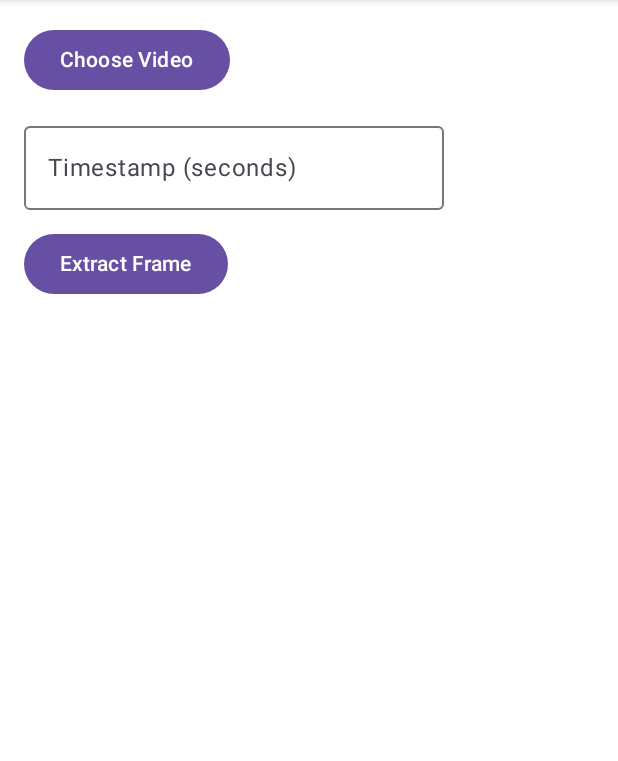
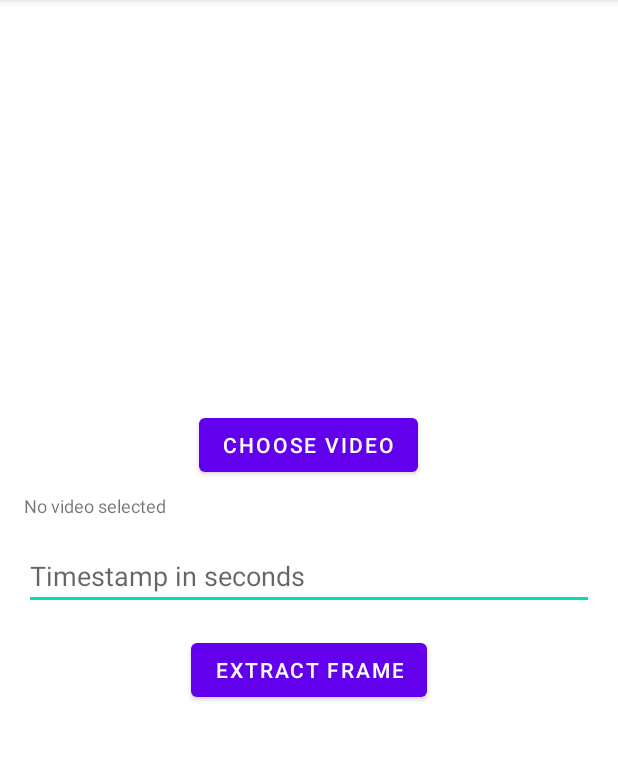
Before and after one commit to Hey-Deepak/ImageLoad, an Android app: the screen it shows after launch (MainActivity), on a phone screen of 412 x 824 dp, the part 84-845 px from its top. Run offline under Robolectric (Android 15) with nearby library versions, the phone set to English and light mode, and no system bars.

Commit message:
Compose code removed and xml added

```diff
--- a/app/src/main/java/com/streamliners/imageload/ExtractFrameScreen.kt
+++ /dev/null
@@ -1,99 +0,0 @@
-package com.streamliners.imageload
-
-import android.content.Context
-import android.graphics.Bitmap
-import android.net.Uri
-import android.provider.MediaStore
-import androidx.activity.compose.rememberLauncherForActivityResult
-import androidx.activity.result.contract.ActivityResultContracts
-import androidx.compose.foundation.Image
-import androidx.compose.foundation.layout.Arrangement
-import androidx.compose.foundation.layout.Column
-import androidx.compose.foundation.layout.aspectRatio
-import androidx.compose.foundation.layout.fillMaxSize
-import androidx.compose.foundation.layout.fillMaxWidth
-import androidx.compose.foundation.layout.padding
-import androidx.compose.foundation.text.KeyboardOptions
-import androidx.compose.material3.Button
-import androidx.compose.material3.OutlinedTextField
-import androidx.compose.material3.Text
-import androidx.compose.runtime.Composable
-import androidx.compose.runtime.getValue
-import androidx.compose.runtime.mutableStateOf
-import androidx.compose.runtime.remember
-import androidx.compose.runtime.setValue
-import androidx.compose.ui.Modifier
-import androidx.compose.ui.graphics.asImageBitmap
-import androidx.compose.ui.platform.LocalContext
-import androidx.compose.ui.text.input.KeyboardType
-import androidx.compose.ui.unit.dp
-import androidx.compose.ui.unit.sp
-
-@Composable
-fun ExtractFrameScreen() {
-    var videoUri by remember { mutableStateOf<Uri?>(null) }
-    var videoPath by remember { mutableStateOf("") }
-    var timestampText by remember { mutableStateOf("") }
-    var frameBitmap by remember { mutableStateOf<Bitmap?>(null) }
-    val context = LocalContext.current
-    val launcher = rememberLauncherForActivityResult(ActivityResultContracts.GetContent()) {
-        videoUri = it
-        videoPath = it?.let { uri ->
-            getPathFromUri(context, uri)
-        }.orEmpty()
-    }
-
-    Column(
-        modifier = Modifier
-            .fillMaxSize()
-            .padding(16.dp),
-        verticalArrangement = Arrangement.spacedBy(12.dp)
-    ) {
-        Button(onClick = { launcher.launch("video/*") }) {
-            Text("Choose Video")
-        }
-
-        if (videoUri != null) {
-            Text("Selected: $videoPath", fontSize = 12.sp, maxLines = 2)
-        }
-
-        OutlinedTextField(
-            value = timestampText,
-            onValueChange = { timestampText = it },
-            label = { Text("Timestamp (seconds)") },
-            keyboardOptions = KeyboardOptions(keyboardType = KeyboardType.Number)
-        )
-
-        Button(onClick = {
-            val timestamp = timestampText.toDoubleOrNull()
-            if (videoPath.isNotBlank() && timestamp != null) {
-                frameBitmap = ImageProcessor().extractFrameAt(videoPath, timestamp)
-            }
-        }) {
-            Text("Extract Frame")
-        }
-
-        frameBitmap?.let { bitmap ->
-            Image(
-                bitmap = bitmap.asImageBitmap(),
-                contentDescription = null,
-                modifier = Modifier
-                    .fillMaxWidth()
-                    .aspectRatio(bitmap.width / bitmap.height.toFloat())
-            )
-        }
-    }
-}
-
-
-fun getPathFromUri(context: Context, uri: Uri): String? {
-    val projection = arrayOf(MediaStore.Video.Media.DATA)
-    val cursor = context.contentResolver.query(uri, projection, null, null, null)
-    cursor?.use {
-        val columnIndex = it.getColumnIndexOrThrow(MediaStore.Video.Media.DATA)
-        if (it.moveToFirst()) {
-            return it.getString(columnIndex)
-        }
-    }
-    return null
-}
--- a/app/src/main/java/com/streamliners/imageload/MainActivity.kt
+++ b/app/src/main/java/com/streamliners/imageload/MainActivity.kt
@@ -1,44 +1,90 @@
 package com.streamliners.imageload
 
-import android.app.Activity
-import android.content.Intent
-import androidx.appcompat.app.AppCompatActivity
+import android.graphics.Bitmap
+import android.media.MediaMetadataRetriever
+import android.net.Uri
 import android.os.Bundle
 import android.provider.MediaStore
+import android.widget.Button
+import android.widget.EditText
+import android.widget.ImageView
 import android.widget.TextView
-import androidx.activity.compose.setContent
-import com.streamliners.imageload.databinding.ActivityMainBinding
+import android.widget.Toast
+import androidx.activity.result.contract.ActivityResultContracts
+import androidx.appcompat.app.AppCompatActivity
 
 class MainActivity : AppCompatActivity() {
 
-    val pickImageIntent = Intent(Intent.ACTION_PICK, MediaStore.Images.Media.EXTERNAL_CONTENT_URI)
+    private lateinit var chooseBtn: Button
+    private lateinit var extractBtn: Button
+    private lateinit var timestampInput: EditText
+    private lateinit var imageView: ImageView
+    private lateinit var videoPathText: TextView
 
+    private var videoPath: String? = null
+    private var videoUri: Uri? = null
+
+    private val videoPicker =
+        registerForActivityResult(ActivityResultContracts.GetContent()) { uri: Uri? ->
+            uri?.let {
+                videoUri = it
+                videoPath = getPathFromUri(it)
+                videoPathText.text = "Selected: $videoPath"
+            }
+        }
 
     override fun onCreate(savedInstanceState: Bundle?) {
         super.onCreate(savedInstanceState)
+        setContentView(R.layout.activity_main) // Reuse the same XML layout
 
-        setContent {
-            ExtractFrameScreen()
+        chooseBtn = findViewById(R.id.btn_choose_video)
+        extractBtn = findViewById(R.id.btn_extract_frame)
+        timestampInput = findViewById(R.id.et_timestamp)
+        imageView = findViewById(R.id.iv_frame)
+        videoPathText = findViewById(R.id.tv_video_path)
+
+        chooseBtn.setOnClickListener {
+            videoPicker.launch("video/*")
         }
 
-        startActivityForResult(pickImageIntent, 111)
+        extractBtn.setOnClickListener {
+            val timestamp = timestampInput.text.toString().toDoubleOrNull()
+            if (videoPath.isNullOrEmpty() || timestamp == null) {
+                Toast.makeText(this, "Invalid input", Toast.LENGTH_SHORT).show()
+                return@setOnClickListener
+            }
 
-    }
-
-
-    override fun onActivityResult(requestCode: Int, resultCode: Int, data: Intent?) {
-        super.onActivityResult(requestCode, resultCode, data)
-        if (requestCode == 111 && resultCode == Activity.RESULT_OK) {
-            val selectedImageUri = data?.data
-            val inputStream = contentResolver.openInputStream(selectedImageUri!!)
-            val imageBytes = inputStream?.readBytes()
+            val frame = extractFrameAt(videoPath!!, timestamp)
+            if (frame != null) {
+                imageView.setImageBitmap(frame)
+            } else {
+                Toast.makeText(this, "Failed to extract frame", Toast.LENGTH_SHORT).show()
+            }
         }
     }
 
+    private fun getPathFromUri(uri: Uri): String? {
+        val projection = arrayOf(MediaStore.Video.Media.DATA)
+        contentResolver.query(uri, projection, null, null, null)?.use { cursor ->
+            val columnIndex = cursor.getColumnIndexOrThrow(MediaStore.Video.Media.DATA)
+            if (cursor.moveToFirst()) {
+                return cursor.getString(columnIndex)
+            }
+        }
+        return null
+    }
 
-    companion object {
-        init {
-            System.loadLibrary("imageload")
+    private fun extractFrameAt(videoPath: String, timestampSec: Double): Bitmap? {
+        return try {
+            val retriever = MediaMetadataRetriever()
+            retriever.setDataSource(videoPath)
+            val timeUs = (timestampSec * 1_000_000).toLong()
+            val frame = retriever.getFrameAtTime(timeUs, MediaMetadataRetriever.OPTION_CLOSEST)
+            retriever.release()
+            frame
+        } catch (e: Exception) {
+            e.printStackTrace()
+            null
         }
     }
 }
--- a/app/src/main/res/layout/activity_main.xml
+++ b/app/src/main/res/layout/activity_main.xml
@@ -1,19 +1,50 @@
 <?xml version="1.0" encoding="utf-8"?>
-<androidx.constraintlayout.widget.ConstraintLayout xmlns:android="http://schemas.android.com/apk/res/android"
-    xmlns:app="http://schemas.android.com/apk/res-auto"
-    xmlns:tools="http://schemas.android.com/tools"
+<ScrollView xmlns:android="http://schemas.android.com/apk/res/android"
     android:layout_width="match_parent"
     android:layout_height="match_parent"
-    tools:context=".MainActivity">
+    android:padding="16dp">
 
-    <TextView
-        android:id="@+id/sample_text"
-        android:layout_width="wrap_content"
+    <LinearLayout
+        android:layout_width="match_parent"
         android:layout_height="wrap_content"
-        android:text="Hello World!"
-        app:layout_constraintBottom_toBottomOf="parent"
-        app:layout_constraintEnd_toEndOf="parent"
-        app:layout_constraintStart_toStartOf="parent"
-        app:layout_constraintTop_toTopOf="parent" />
+        android:orientation="vertical"
+        android:gravity="center_horizontal"
+        android:layout_gravity="center">
 
-</androidx.constraintlayout.widget.ConstraintLayout>
+        <Button
+            android:id="@+id/btn_choose_video"
+            android:layout_width="wrap_content"
+            android:layout_height="wrap_content"
+            android:text="Choose Video" />
+
+        <TextView
+            android:id="@+id/tv_video_path"
+            android:layout_width="match_parent"
+            android:layout_height="wrap_content"
+            android:text="No video selected"
+            android:paddingTop="8dp"
+            android:textSize="12sp" />
+
+        <EditText
+            android:id="@+id/et_timestamp"
+            android:layout_width="match_parent"
+            android:layout_height="wrap_content"
+            android:hint="Timestamp in seconds"
+            android:inputType="numberDecimal"
+            android:layout_marginTop="16dp" />
+
+        <Button
+            android:id="@+id/btn_extract_frame"
+            android:layout_width="wrap_content"
+            android:layout_height="wrap_content"
+            android:text="Extract Frame"
+            android:layout_marginTop="16dp" />
+
+        <ImageView
+            android:id="@+id/iv_frame"
+            android:layout_width="match_parent"
+            android:layout_height="wrap_content"
+            android:layout_marginTop="24dp"
+            android:adjustViewBounds="true" />
+    </LinearLayout>
+</ScrollView>
--- a/gradle/libs.versions.toml
+++ b/gradle/libs.versions.toml
@@ -1,6 +1,6 @@
 [versions]
 agp = "8.6.0"
-kotlin = "1.8.22"
+kotlin = "1.8.0"
 coreKtx = "1.16.0"
 junit = "4.13.2"
 junitVersion = "1.2.1"
```
Also changed, not shown: app/build.gradle.kts (+7 -0 lines).
